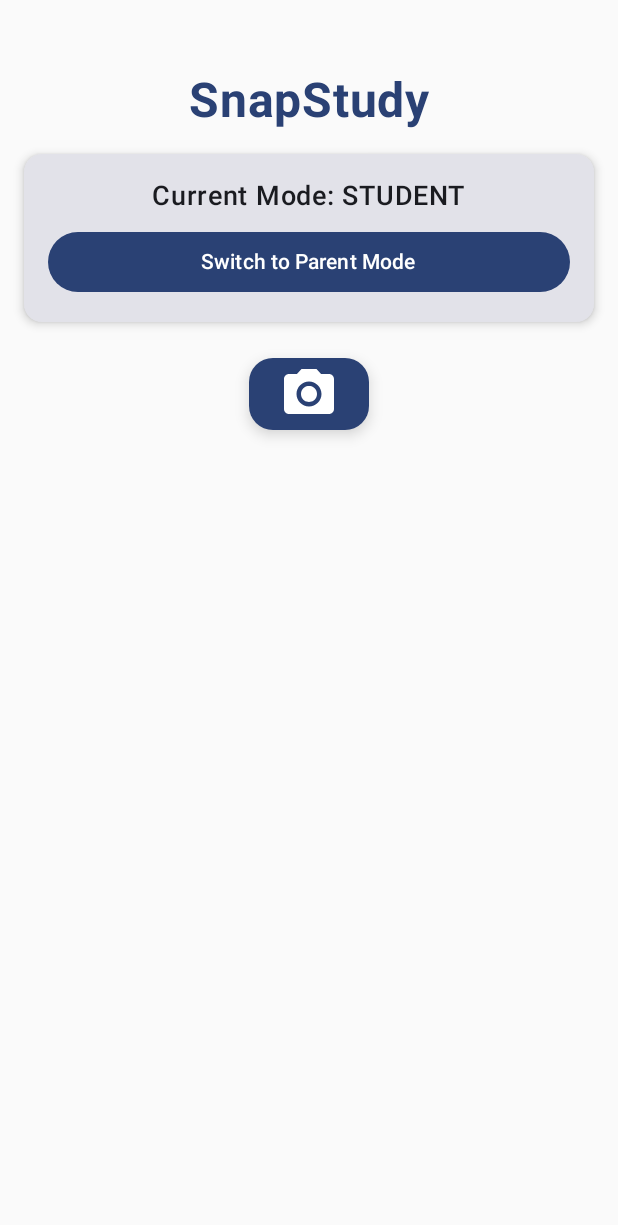
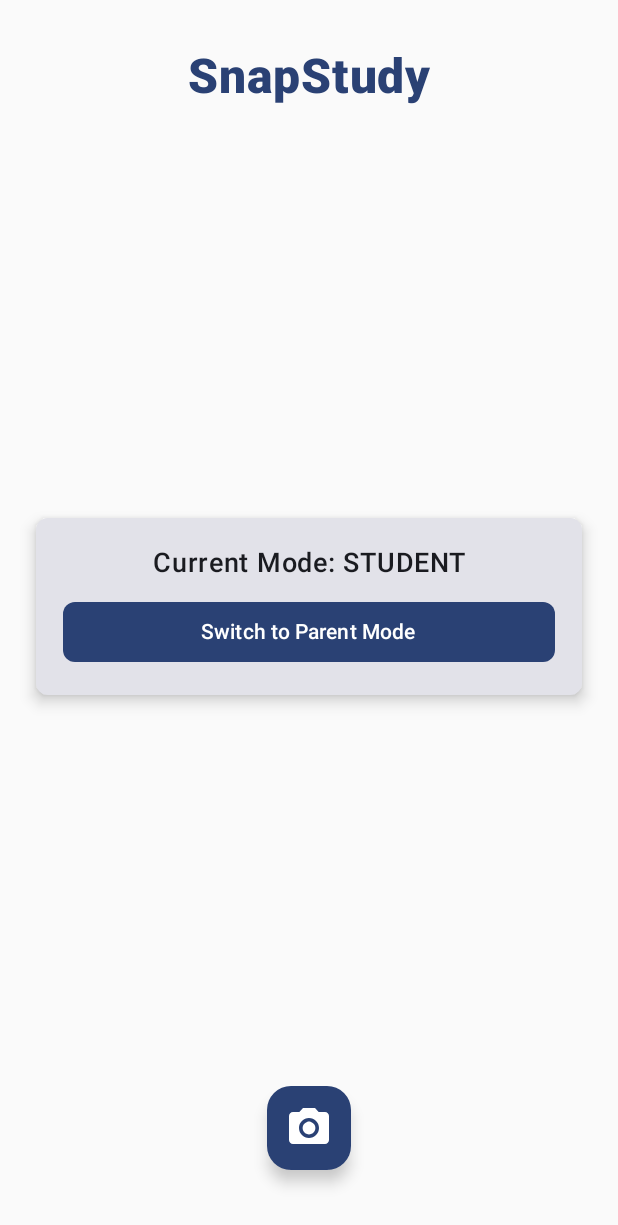
Before and after one commit to abuelthinks/SnapStudy, an Android app built with Jetpack Compose: the screen it shows after launch (MainActivity), on a phone screen of 412 x 824 dp. Shown: the top 1225 px of the screen. Run offline under Robolectric (Android 15) with nearby library versions, the phone set to English and light mode, and no system bars; libraries missing offline, so code that uses them is left out: com.google.mlkit.vision.

Commit message:
updated ui

```diff
--- a/app/src/main/java/com/kiarah/snapstudy/HomeScreen.kt
+++ b/app/src/main/java/com/kiarah/snapstudy/HomeScreen.kt
@@ -1,14 +1,14 @@
 package com.kiarah.snapstudy
 
 import androidx.compose.foundation.layout.*
-import androidx.compose.foundation.lazy.LazyColumn
-import androidx.compose.foundation.lazy.items
+import androidx.compose.foundation.shape.RoundedCornerShape
 import androidx.compose.material.icons.Icons
 import androidx.compose.material.icons.filled.CameraAlt
 import androidx.compose.material3.*
 import androidx.compose.runtime.Composable
 import androidx.compose.ui.Alignment
 import androidx.compose.ui.Modifier
+import androidx.compose.ui.graphics.Color
 import androidx.compose.ui.text.font.FontWeight
 import androidx.compose.ui.text.style.TextAlign
 import androidx.compose.ui.unit.dp
@@ -21,96 +21,69 @@ fun HomeScreen(
     onTakePhoto: () -> Unit
 ) {
     val userMode = viewModel.userMode.value
-    val history = viewModel.history.value
 
-    Column(
+    Box(
         modifier = Modifier
             .fillMaxSize()
-            .padding(16.dp),
-        horizontalAlignment = Alignment.CenterHorizontally
+            .padding(horizontal = 24.dp)
     ) {
-        // App Title
+        // Title - Stays at Top
         Text(
             text = "SnapStudy",
             fontSize = 32.sp,
-            fontWeight = FontWeight.Bold,
+            fontWeight = FontWeight.ExtraBold,
             color = MaterialTheme.colorScheme.primary,
-            modifier = Modifier.padding(top = 32.dp, bottom = 16.dp)
+            modifier = Modifier
+                .align(Alignment.TopCenter)
+                .padding(top = 32.dp)
         )
 
-        // Mode Toggle
+        // Mode Selector - Centered
         Card(
             modifier = Modifier
+                .align(Alignment.Center)
                 .fillMaxWidth()
-                .padding(bottom = 24.dp),
-            elevation = CardDefaults.cardElevation(defaultElevation = 4.dp)
+                .padding(bottom = 16.dp),
+            shape = RoundedCornerShape(8.dp),
+            elevation = CardDefaults.cardElevation(defaultElevation = 6.dp)
         ) {
             Column(
-                modifier = Modifier.padding(16.dp),
+                modifier = Modifier.padding(18.dp),
                 horizontalAlignment = Alignment.CenterHorizontally
             ) {
                 Text(
                     text = "Current Mode: ${userMode.name}",
                     fontSize = 18.sp,
                     fontWeight = FontWeight.Medium,
-                    modifier = Modifier.padding(bottom = 8.dp)
+                    modifier = Modifier.padding(bottom = 10.dp),
+                    textAlign = TextAlign.Center
                 )
-
                 Button(
                     onClick = { viewModel.toggleUserMode() },
-                    modifier = Modifier.fillMaxWidth()
+                    shape = RoundedCornerShape(8.dp),
+                    modifier = Modifier
+                        .fillMaxWidth()
                 ) {
                     Text("Switch to ${if (userMode == UserMode.STUDENT) "Parent" else "Student"} Mode")
                 }
             }
         }
 
-        // Take Photo Button
+        // Camera Icon Button - Docked at Bottom Center
         FloatingActionButton(
             onClick = onTakePhoto,
             modifier = Modifier
-                .size(80.dp)
-                .padding(bottom = 32.dp),
-            containerColor = MaterialTheme.colorScheme.primary
+                .align(Alignment.BottomCenter)
+                .padding(bottom = 44.dp),
+            containerColor = MaterialTheme.colorScheme.primary,
+            contentColor = Color.White,
+            elevation = FloatingActionButtonDefaults.elevation(6.dp)
         ) {
             Icon(
                 Icons.Default.CameraAlt,
                 contentDescription = "Take Photo",
-                modifier = Modifier.size(40.dp)
+                modifier = Modifier.size(32.dp)
             )
-        }
-
-        // History
-        if (history.isNotEmpty()) {
-            Text(
-                text = "Recent Results",
-                fontSize = 18.sp,
-                fontWeight = FontWeight.Medium,
-                modifier = Modifier
-                    .fillMaxWidth()
-                    .padding(bottom = 8.dp)
-            )
-
-            LazyColumn {
-                items(history.take(3)) { result ->
-                    Card(
-                        modifier = Modifier
-                            .fillMaxWidth()
-                            .padding(vertical = 4.dp),
-                        elevation = CardDefaults.cardElevation(defaultElevation = 2.dp)
-                    ) {
-                        Column(
-                            modifier = Modifier.padding(12.dp)
-                        ) {
-                            Text(
-                                text = result.extractedText.take(100) + if (result.extractedText.length > 100) "..." else "",
-                                fontSize = 14.sp,
-                                maxLines = 2
-                            )
-                        }
-                    }
-                }
-            }
         }
     }
 }
```
Also changed, not shown: app/src/main/java/com/kiarah/snapstudy/CameraScreen.kt (+78 -30 lines).
